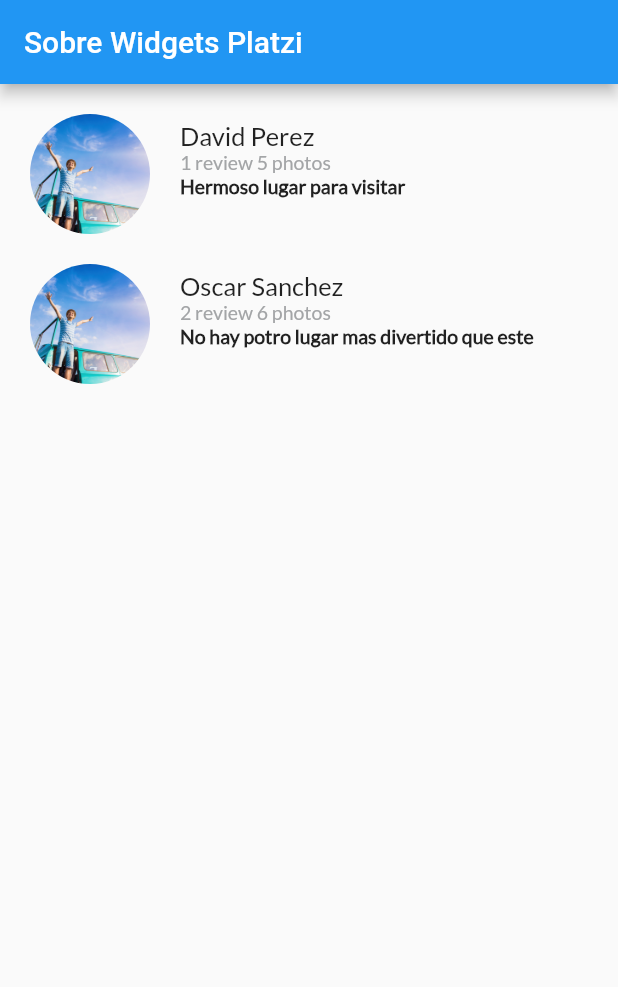
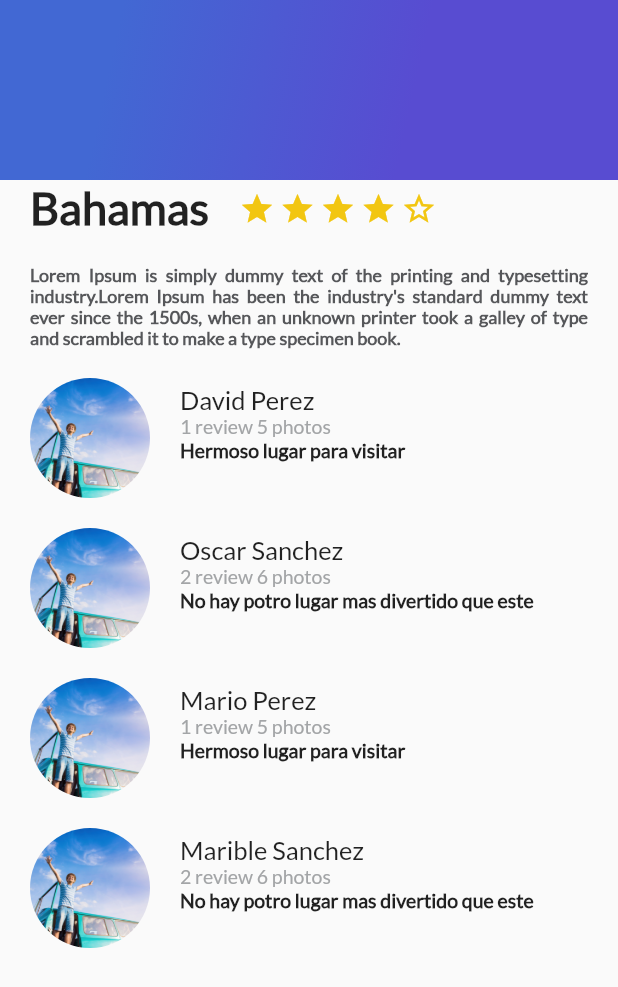
Before and after one commit to DavidSC34/curso_flutter_platzi, a Flutter app: the screen it shows after launch, on a phone screen of 412 x 824 dp. Shown: the top 987 px of the screen. Run offline on Flutter 3.47's test engine with Material 2 defaults, Android fonts, the phone set to English and light mode, and no system bars.

Commit message:
agregando gradiente en el review

```diff
--- a/lib/description_place.dart
+++ b/lib/description_place.dart
@@ -98,8 +98,8 @@ class DescriptionPlace extends StatelessWidget{
     return Column(
       children: <Widget>[
         title_stars,
-        description,
-        ReviewList()
+        description
+
       ],
     );;
   }
--- a/lib/gradient_back.dart
+++ b/lib/gradient_back.dart
@@ -0,0 +1,26 @@
+import 'package:flutter/material.dart';
+
+
+class GradientBack extends StatelessWidget{
+  @override
+  Widget build(BuildContext context) {
+    // TODO: implement build
+    return Container(
+      height: 120.0,
+      decoration: BoxDecoration(
+        gradient: LinearGradient(
+            colors: [
+              Color(0XFF4268D3), //color mas claro
+              Color(0XFF584CD1)//color mas oscuro
+            ],
+          begin:FractionalOffset(0.2,0.0),
+          end: FractionalOffset(1.0,0.6),
+          stops: [0.0,0.6],
+          tileMode: TileMode.clamp//en caso de que no pinte el gradiente
+        )
+      ),
+    );
+  }
+
+
+}
--- a/lib/main.dart
+++ b/lib/main.dart
@@ -1,6 +1,7 @@
 import 'package:flutter/material.dart';
 import 'description_place.dart';
 import 'review_list.dart';
+import 'gradient_back.dart';
 
 void main() => runApp(MyApp());
 
@@ -16,11 +17,19 @@ class MyApp extends StatelessWidget {
         primarySwatch: Colors.blue,
       ),
       home:Scaffold(
-        appBar:AppBar(
-          title: Text("Sobre Widgets Platzi"),
+
+        //body: new DescriptionPlace("Bahamas",4,texto_desc) ,
+        body: Stack(
+          children: <Widget>[
+            ListView(
+              children: <Widget>[
+                DescriptionPlace("Bahamas",4,texto_desc),
+                ReviewList()
+              ],
+            ),
+            GradientBack()
+          ],
         ) ,
-        //body: new DescriptionPlace("Bahamas",4,texto_desc) ,
-        body: ReviewList() ,
       )//MyHomePage(title: 'Flutter Demo Home Page'),
     );
   }
--- a/lib/review_list.dart
+++ b/lib/review_list.dart
@@ -9,7 +9,9 @@ class ReviewList extends StatelessWidget{
       crossAxisAlignment: CrossAxisAlignment.start,
       children: <Widget>[
         Review("assets/imgs/people.jpg", "David Perez", "1 review 5 photos", "Hermoso lugar para visitar "),
-        Review("assets/imgs/people.jpg", "Oscar Sanchez", "2 review 6 photos", "No hay potro lugar mas divertido que este")
+        Review("assets/imgs/people.jpg", "Oscar Sanchez", "2 review 6 photos", "No hay potro lugar mas divertido que este"),
+        Review("assets/imgs/people.jpg", "Mario Perez", "1 review 5 photos", "Hermoso lugar para visitar "),
+        Review("assets/imgs/people.jpg", "Marible Sanchez", "2 review 6 photos", "No hay potro lugar mas divertido que este")
       ],
     );
   }
```
